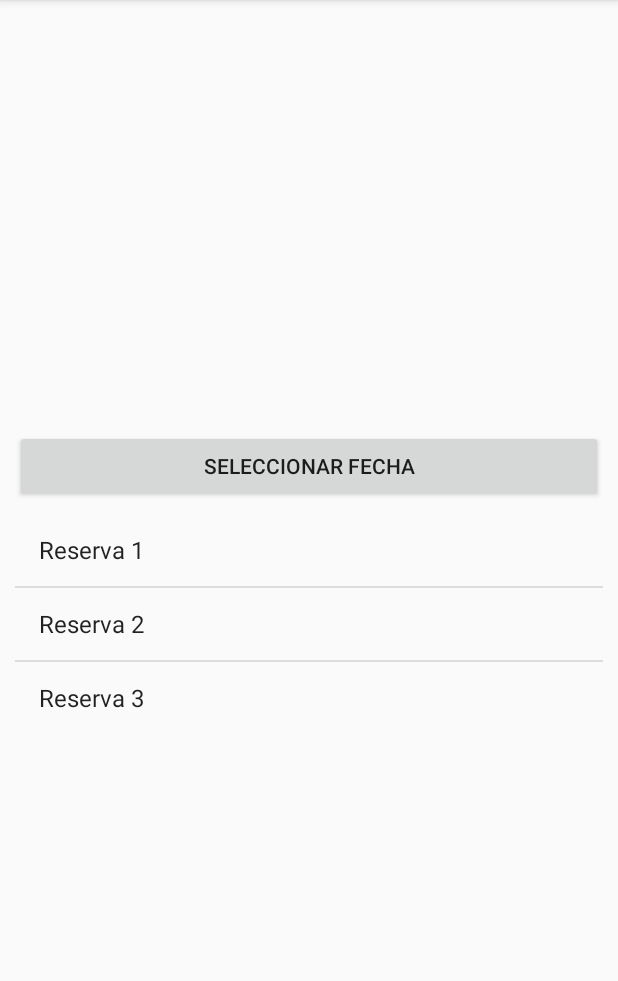
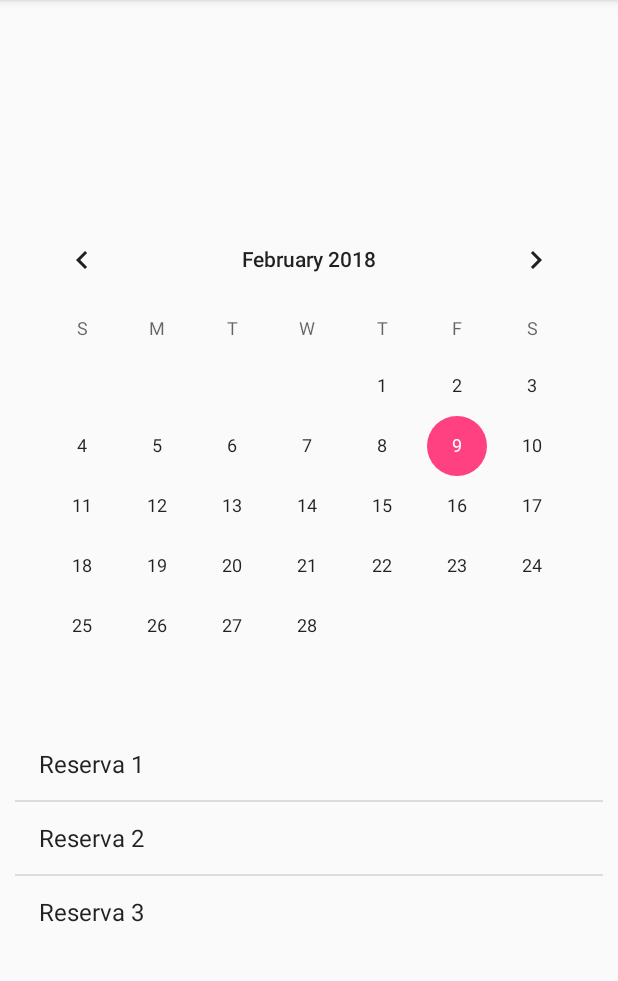
Before and after one commit to AndresSal/Proyecto-Aplicaciones-M-viles, an Android app: the MeetingListActivity screen opened directly, with no data from a screen before it, on a phone screen of 412 x 824 dp, the part 84-1065 px from its top. Run offline under Robolectric (Android 15) with nearby library versions, the phone set to English and light mode, and no system bars.

Commit message:
Creación Calendar View y paso de fecha

```diff
--- a/app/src/main/java/com/example/user/museoepn/MeetingListActivity.java
+++ b/app/src/main/java/com/example/user/museoepn/MeetingListActivity.java
@@ -1,18 +1,14 @@
 package com.example.user.museoepn;
 
-import android.app.DatePickerDialog;
-import android.app.Dialog;
+import android.content.Intent;
 import android.support.v7.app.AppCompatActivity;
 import android.os.Bundle;
-import android.view.View;
 import android.widget.ArrayAdapter;
-import android.widget.DatePicker;
+import android.widget.CalendarView;
 import android.widget.ListView;
-import android.widget.TextView;
 import android.widget.Toast;
 
 import java.util.ArrayList;
-import java.util.Calendar;
 
 public class MeetingListActivity extends AppCompatActivity {
 
@@ -20,46 +16,29 @@ public class MeetingListActivity extends AppCompatActivity {
     private ArrayList<String> listViewItems = new ArrayList<String>();
     private ArrayAdapter<String> adapter;
 
-    private Calendar calendar;
-    private TextView dateView;
-    private int year, month, day;
+    CalendarView calendario;
 
-    @SuppressWarnings("deprecation") public void setDate(View view) {
-        showDialog(999); Toast.makeText(getApplicationContext(),
-                "Ejemplo de calendario", Toast.LENGTH_SHORT).show();
-    }
-
-    @Override protected Dialog onCreateDialog(int id) {
-        if (id == 999) {
-            return new DatePickerDialog(this, myDateListener, year, month, day);
-        } return null;
-    }
-
-    private DatePickerDialog.OnDateSetListener myDateListener = new DatePickerDialog.OnDateSetListener() {
-        @Override
-        public void onDateSet(DatePicker arg0, int arg1, int arg2, int arg3) {
-            //showDate(arg1, arg2+1, arg3);
-        }
-    };
-
-    private void showDate(int year, int month, int day) {
-        dateView.setText(new StringBuilder().append(day).append("/")
-                .append(month)
-                .append("/")
-                .append(year));
-    }
 
     @Override
     protected void onCreate(Bundle savedInstanceState) {
         super.onCreate(savedInstanceState);
         setContentView(R.layout.activity_meeting_list);
 
-        //dateView = (TextView) findViewById(R.id.textView3);
-        calendar = Calendar.getInstance();
-        year = calendar.get(Calendar.YEAR);
-        month = calendar.get(Calendar.MONTH);
-        day = calendar.get(Calendar.DAY_OF_MONTH);
-        //showDate(year, month+1, day);
+        calendario = (CalendarView) findViewById(R.id.calendarView);
+        calendario.setOnDateChangeListener(new CalendarView.OnDateChangeListener() {
+
+
+            @Override
+            public void onSelectedDayChange(CalendarView view, int year, int month, int dayOfMonth) {
+                // display the selected date by using a toast
+                //Toast.makeText(getApplicationContext(), dayOfMonth + "/" + month + "/" + year, Toast.LENGTH_LONG).show();
+                String date = dayOfMonth+"/"+(month+1)+"/"+year;
+                Intent intent = new Intent(MeetingListActivity.this,MeetingCreateActivity.class);
+                intent.putExtra("date",date);
+                startActivity(intent);
+            }
+        });
+
 
         lstView = (ListView)findViewById(R.id.listaReservas);
         adapter = new ArrayAdapter<String>(this, android.R.layout.simple_list_item_1,listViewItems);
--- a/app/src/main/java/com/example/user/museoepn/URLs.java
+++ b/app/src/main/java/com/example/user/museoepn/URLs.java
@@ -5,7 +5,7 @@ package com.example.user.museoepn;
  */
 
 public class URLs {
-    static final String ROOT_URL = "http://172.31.103.96/Museo/api.php?apicall=";
+    static final String ROOT_URL = "http://192.168.100.38:81/Museo/api.php?apicall=";
 
     static final String URL_REGISTER = ROOT_URL+"signup";
     static final String URL_LOGIN=ROOT_URL+"login";
--- a/app/src/main/res/layout/activity_meeting_create.xml
+++ b/app/src/main/res/layout/activity_meeting_create.xml
@@ -10,7 +10,8 @@
         android:layout_width="match_parent"
         android:layout_height="wrap_content"
         android:orientation="vertical"
-        android:padding="10dp">
+        android:padding="10dp"
+        android:id="@+id/linearLayout">
 
         <TableLayout
             android:layout_width="match_parent"
@@ -52,4 +53,6 @@
 
     </LinearLayout>
 
+
+
 </RelativeLayout>
--- a/app/src/main/res/layout/activity_meeting_list.xml
+++ b/app/src/main/res/layout/activity_meeting_list.xml
@@ -13,14 +13,22 @@
         android:orientation="vertical"
         android:padding="10dp">
 
-        <Button
+        <!--<Button
             android:id="@+id/btnSelectDate"
             android:layout_width="match_parent"
             android:layout_height="wrap_content"
             android:layout_marginBottom="8dp"
             android:layout_marginTop="8dp"
             android:onClick="setDate"
-            android:text="Seleccionar Fecha"/>
+            android:text="Seleccionar Fecha"/>-->
+        <CalendarView
+            android:id="@+id/calendarView"
+            android:layout_width="match_parent"
+            android:layout_height="wrap_content"
+            android:layout_below="@+id/linearLayout"
+            android:layout_centerVertical="true"
+            android:layout_marginTop="4dp"
+            android:layout_marginBottom="8dp"/>
 
         <ListView
             android:id="@+id/listaReservas"
```
Also changed, not shown: app/src/main/java/com/example/user/museoepn/MeetingCreateActivity.java (+16 -1 lines), gradle/wrapper/gradle-wrapper.properties.
